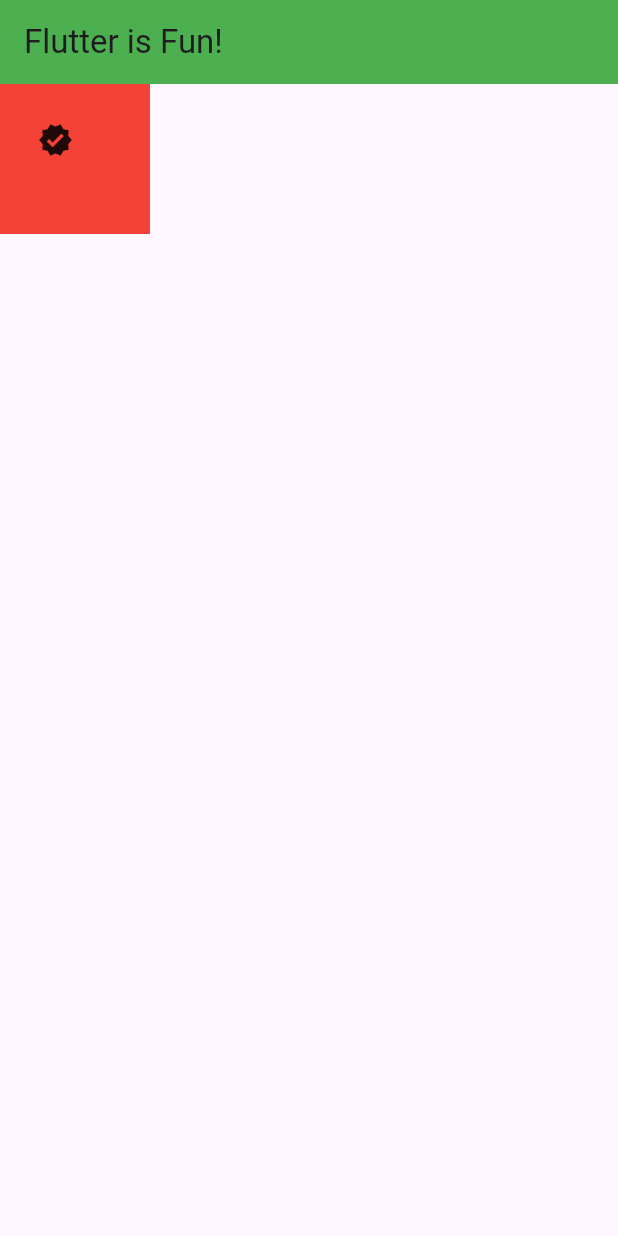
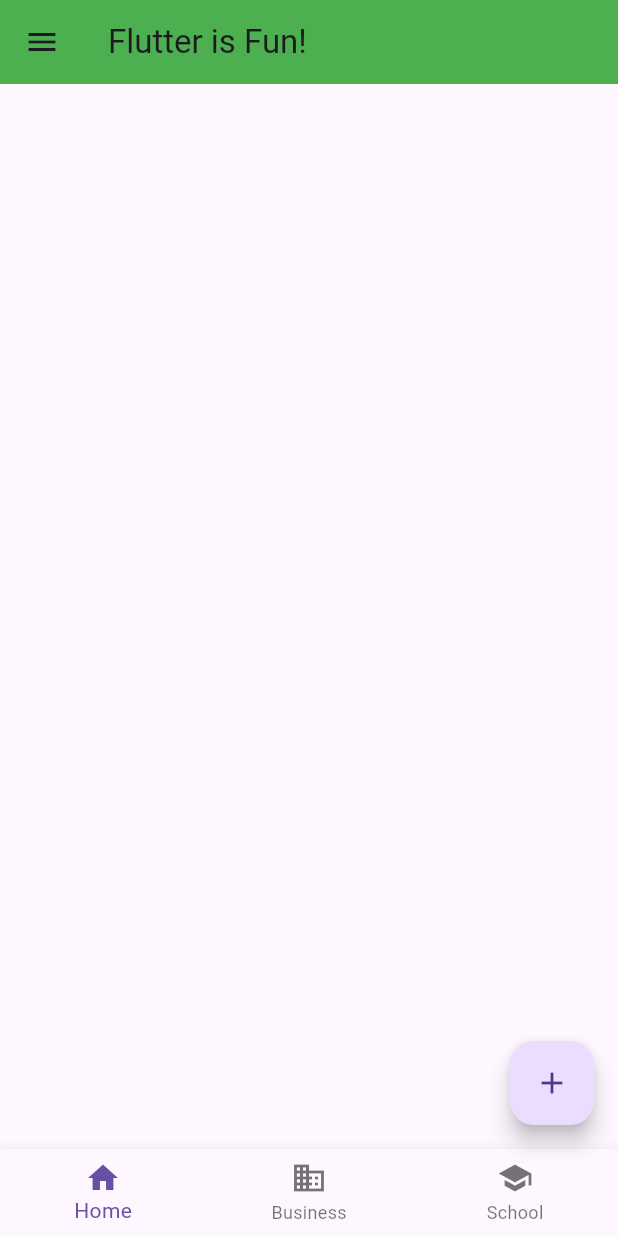
Before and after one commit to FJoey/Fireship-Tutorial, a Flutter app: the screen it shows after launch, on a phone screen of 412 x 824 dp. Run offline on Flutter 3.47's test engine with Material 3 defaults, Android fonts, the phone set to English and light mode, and no system bars.

Commit message:
scaffold magic

```diff
--- a/lib/main.dart
+++ b/lib/main.dart
@@ -16,19 +16,31 @@ class MyApp extends StatelessWidget {
           title: const Text('Flutter is Fun!'),
         ),
 
-        body: Stack(
-          children: [
-            Container(
-              color: Colors.red,
-              width: 100,
-              height: 100,
+        floatingActionButton: FloatingActionButton(
+          child: Icon(Icons.add),
+          onPressed: () {
+            print('pressed!');
+          },
+        ),
+        bottomNavigationBar: BottomNavigationBar(
+          items: const [
+            BottomNavigationBarItem(
+              icon: Icon(Icons.home),
+              label: 'Home',
             ),
-            Positioned(
-              child: Icon(Icons.verified),
-              top: 25,
-              left: 25,
-            )
+            BottomNavigationBarItem(
+              icon: Icon(Icons.business),
+              label: 'Business',
+            ),
+            BottomNavigationBarItem(
+              icon: Icon(Icons.school),
+              label: 'School',
+            ),
           ],
+        ),
+
+        drawer: Drawer(
+          child: Text('Yo!'),
         ),
       ),
     );
```
